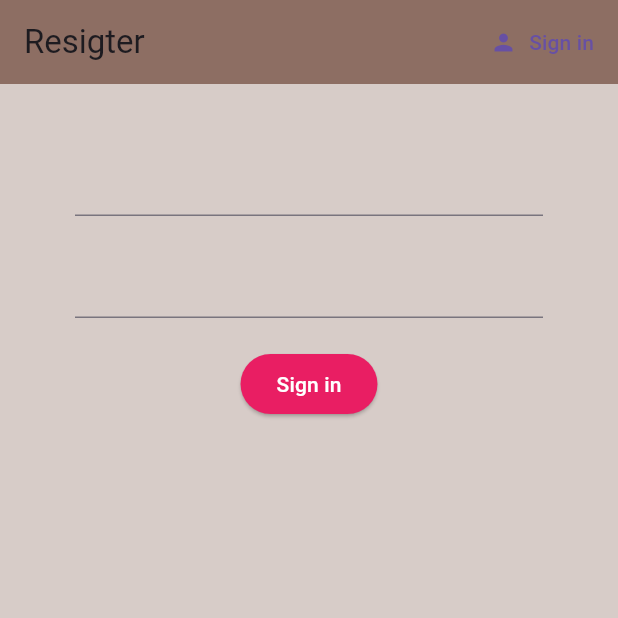
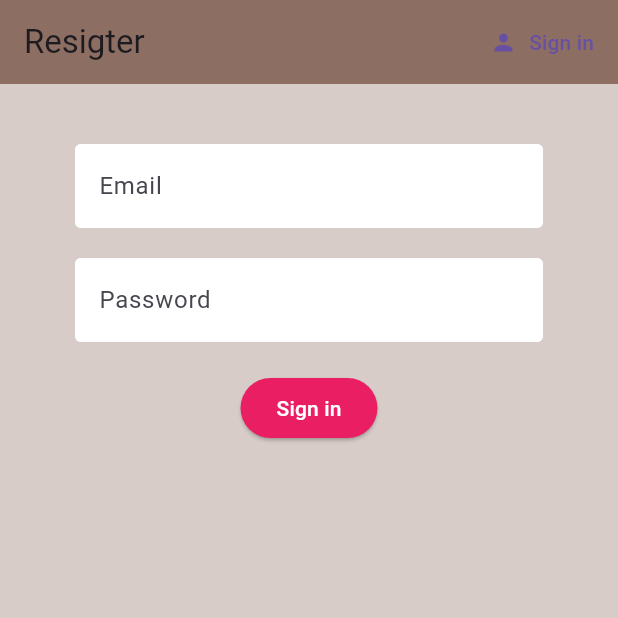
Before and after one commit to Ahrumiki/YUGUMO, a Flutter app: the screen it shows after launch, after a tap on "Sign in", after a tap on "Resigter", on a phone screen of 412 x 824 dp, the top half of it. Run offline on Flutter 3.47's test engine with Material 3 defaults, Android fonts, the light colour scheme and no system bars; our stand-ins replace firebase_auth, firebase_core, flutter_spinkit; accounts and stored records are empty.

Commit message:
loading screen

```diff
--- a/lib/screen/authenticate/resigter.dart
+++ b/lib/screen/authenticate/resigter.dart
@@ -1,4 +1,6 @@
 import 'package:fireball/service/auth.dart';
+import 'package:fireball/shared/constant.dart';
+import 'package:fireball/shared/loading.dart';
 import 'package:flutter/material.dart';
 
 class Resigter extends StatefulWidget {
@@ -17,9 +19,13 @@ class _ResigterState extends State<Resigter> {
   String email = '';
   String password = '';
   String error = '';
+
+  bool loading = false;
   @override
   Widget build(BuildContext context) {
-    return Scaffold(
+    return loading
+        ? const Loading()
+        : Scaffold(
             backgroundColor: Colors.brown[100],
             appBar: AppBar(
               backgroundColor: Colors.brown[400],
@@ -35,20 +41,26 @@ class _ResigterState extends State<Resigter> {
               ],
             ),
             body: Container(
-          padding: const EdgeInsets.symmetric(vertical: 20, horizontal: 50),
+                padding:
+                    const EdgeInsets.symmetric(vertical: 20, horizontal: 50),
                 child: Form(
                     key: _formkey,
                     child: Column(
                       children: <Widget>[
                         const SizedBox(height: 20),
                         TextFormField(
-                    validator: (val) => val!.isEmpty ? 'Enter an email' : null,
+                          decoration:
+                              textInputDecorate.copyWith(hintText: 'Email'),
+                          validator: (val) =>
+                              val!.isEmpty ? 'Enter an email' : null,
                           onChanged: (val) {
                             email = val;
                           },
                         ),
                         const SizedBox(height: 20),
                         TextFormField(
+                          decoration:
+                              textInputDecorate.copyWith(hintText: 'Password'),
                           validator: (val) => val!.length < 6
                               ? 'Password must be longer than 6 letter!'
                               : null,
@@ -60,14 +72,20 @@ class _ResigterState extends State<Resigter> {
                         const SizedBox(height: 20),
                         ElevatedButton(
                           style: TextButton.styleFrom(
-                      backgroundColor: Colors.pink, // Màu nền (background)
+                            backgroundColor:
+                                Colors.pink, // Màu nền (background)
                           ),
                           onPressed: () async {
                             if (_formkey.currentState!.validate()) {
+                              setState(() {
+                                loading = true;
+                              });
                               dynamic result = await _authService
-                            .resigterwithEmailAndPassword(email, password);
+                                  .resigterwithEmailAndPassword(
+                                      email, password);
                               if (result == null) {
                                 setState(() {
+                                  loading = false;
                                   error = 'Please enter a valid email';
                                 });
                               }
@@ -78,10 +96,13 @@ class _ResigterState extends State<Resigter> {
                             style: TextStyle(color: Colors.white),
                           ),
                         ),
-                  const SizedBox(height: 12,),
+                        const SizedBox(
+                          height: 12,
+                        ),
                         Text(
                           error,
-                    style: const TextStyle(color: Colors.red, fontSize: 14),
+                          style:
+                              const TextStyle(color: Colors.red, fontSize: 14),
                         )
                       ],
                     ))),
--- a/lib/screen/authenticate/sign_in.dart
+++ b/lib/screen/authenticate/sign_in.dart
@@ -1,4 +1,6 @@
 import 'package:fireball/service/auth.dart';
+import 'package:fireball/shared/constant.dart';
+import 'package:fireball/shared/loading.dart';
 import 'package:flutter/material.dart';
 
 class SignIn extends StatefulWidget {
@@ -16,9 +18,11 @@ class _SignInState extends State<SignIn> {
   String email = '';
   String password = '';
   String error = '';
+  bool loading = false;
+
   @override
   Widget build(BuildContext context) {
-    return Scaffold(
+    return loading ? const Loading() : Scaffold(
       backgroundColor: Colors.brown[100],
       appBar: AppBar(
         backgroundColor: Colors.brown[400],
@@ -41,6 +45,7 @@ class _SignInState extends State<SignIn> {
                 children: <Widget>[
                   const SizedBox(height: 20),
                   TextFormField(
+                    decoration: textInputDecorate.copyWith(hintText: 'Email'),
                     validator: (val) => val!.isEmpty ? 'Enter an email' : null,
                     onChanged: (val) {
                       email = val;
@@ -48,6 +53,8 @@ class _SignInState extends State<SignIn> {
                   ),
                   const SizedBox(height: 20),
                   TextFormField(
+                    decoration:
+                        textInputDecorate.copyWith(hintText: 'Password'),
                     validator: (val) => val!.length < 6
                         ? 'Password must be longer than 6 letter!'
                         : null,
@@ -62,12 +69,16 @@ class _SignInState extends State<SignIn> {
                       backgroundColor: Colors.pink, // Màu nền (background)
                     ),
                     onPressed: () async {
-                  if(_formkey.currentState!.validate()) {
+                      if (_formkey.currentState!.validate()) {
+                        setState(() {
+                          loading = true;
+                        });
                         dynamic result = await _authService
                             .signInWithEmailAndPassword(email, password);
-                    if(result == null) {
+                        if (result == null) {
                           setState(() {
                             error = 'Account not exist';
+                            loading = false;
                           });
                         }
                       }
@@ -77,7 +88,9 @@ class _SignInState extends State<SignIn> {
                       style: TextStyle(color: Colors.white),
                     ),
                   ),
-              const SizedBox(height: 12,),
+                  const SizedBox(
+                    height: 12,
+                  ),
                   Text(
                     error,
                     style: const TextStyle(color: Colors.red, fontSize: 14),
--- /dev/null
+++ b/lib/shared/constant.dart
@@ -0,0 +1,10 @@
+import 'package:flutter/material.dart';
+
+const textInputDecorate = InputDecoration(
+  fillColor: Colors.white,
+  filled: true,
+  enabledBorder:
+      OutlineInputBorder(borderSide: BorderSide(color: Colors.white, width: 2)),
+  focusedBorder:
+      OutlineInputBorder(borderSide: BorderSide(color: Colors.blue, width: 2)),
+);
--- a/pubspec.yaml
+++ b/pubspec.yaml
@@ -39,6 +39,7 @@ dependencies:
   firebase_auth: ^5.1.4
   cloud_firestore: ^5.2.1
   provider: ^6.1.2
+  flutter_spinkit: ^5.2.1
 
 
 dev_dependencies:
```
Also changed, not shown: lib/shared/loading.dart (added, +19 -0 lines), pubspec.lock. Lines whose indentation alone changed are shown as unchanged.
